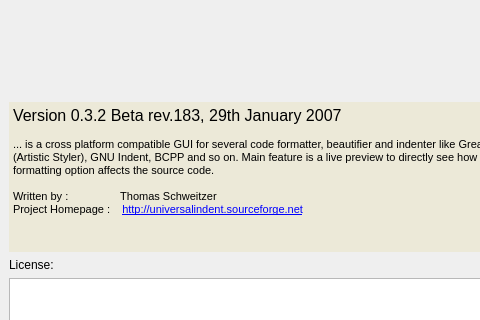
Before: the Qt Designer form src/aboutdialog.ui in danblakemore/universal-indent-gui, drawn with Qt 5; both pictures show x 0 to 480 and y 0 to 320 of the 588 by 499 pixel window.
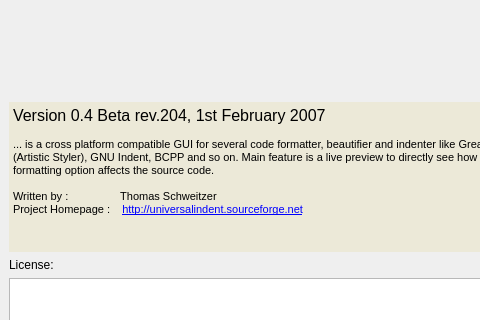
After: the same form once the commit is applied. Icons and pictures are not drawn.

```diff
--- a/src/aboutdialog.ui
+++ b/src/aboutdialog.ui
@@ -573,7 +573,7 @@
       <string>&lt;html>&lt;head>&lt;meta name="qrichtext" content="1" />&lt;style type="text/css">
 p, li { white-space: pre-wrap; }
 &lt;/style>&lt;/head>&lt;body style=" font-family:'MS Shell Dlg 2'; font-size:8.25pt; font-weight:400; font-style:normal; text-decoration:none;">
-&lt;p style=" margin-top:0px; margin-bottom:0px; margin-left:0px; margin-right:0px; -qt-block-indent:0; text-indent:0px; font-family:'MS Shell Dlg'; font-size:8pt;">&lt;span style=" font-family:'MS Shell Dlg 2'; font-size:12pt;">Version 0.3.2 Beta rev.183, 29th January 2007&lt;/span>&lt;/p>
+&lt;p style=" margin-top:0px; margin-bottom:0px; margin-left:0px; margin-right:0px; -qt-block-indent:0; text-indent:0px; font-family:'MS Shell Dlg'; font-size:8pt;">&lt;span style=" font-family:'MS Shell Dlg 2'; font-size:12pt;">Version 0.4 Beta rev.204, 1st February 2007&lt;/span>&lt;/p>
 &lt;p style="-qt-paragraph-type:empty; margin-top:0px; margin-bottom:0px; margin-left:0px; margin-right:0px; -qt-block-indent:0; text-indent:0px; font-size:8pt;">&lt;/p>
 &lt;p style=" margin-top:0px; margin-bottom:0px; margin-left:0px; margin-right:0px; -qt-block-indent:0; text-indent:0px; font-size:8pt;">&lt;span style=" color:#000000;">... is a cross platform compatible GUI for several code formatter, beautifier and indenter like GreatCode, AStyle (Artistic Styler), GNU Indent, BCPP and so on. Main feature is a live preview to directly see how the selected formatting option affects the source code.&lt;/span>&lt;/p>
 &lt;p style="-qt-paragraph-type:empty; margin-top:0px; margin-bottom:0px; margin-left:0px; margin-right:0px; -qt-block-indent:0; text-indent:0px; font-size:8pt; color:#000000;">&lt;/p>
```
